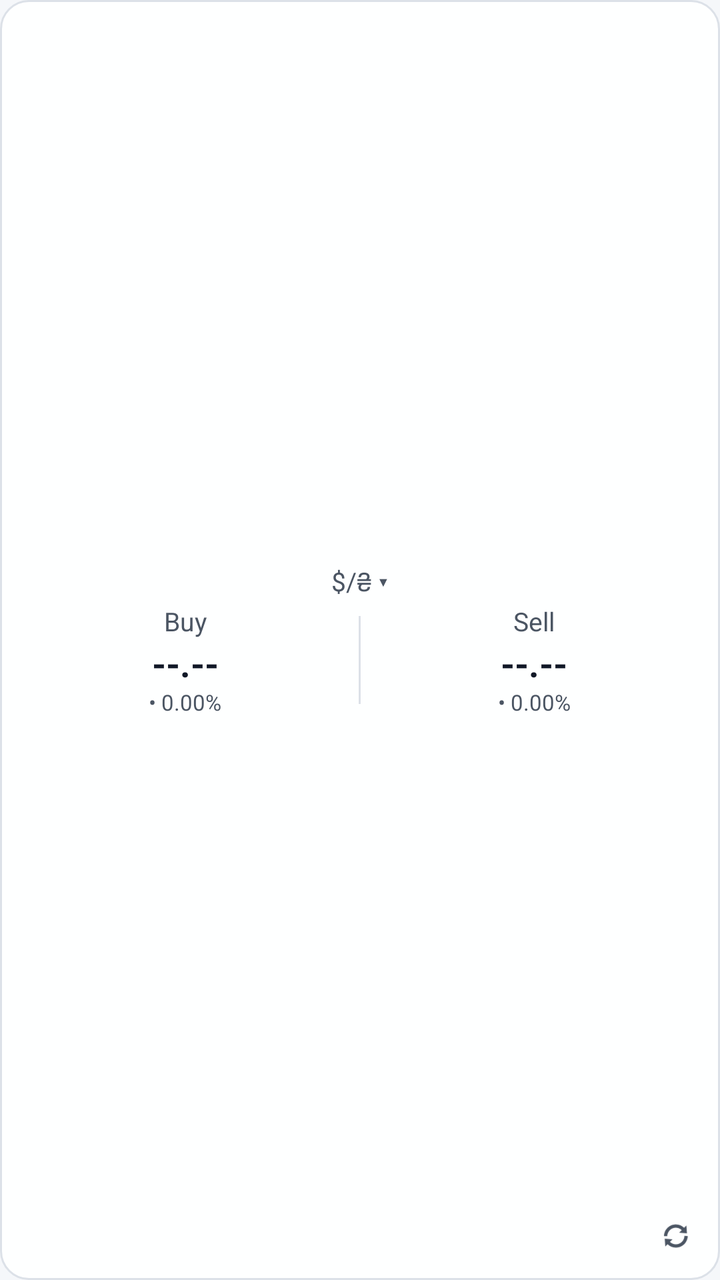
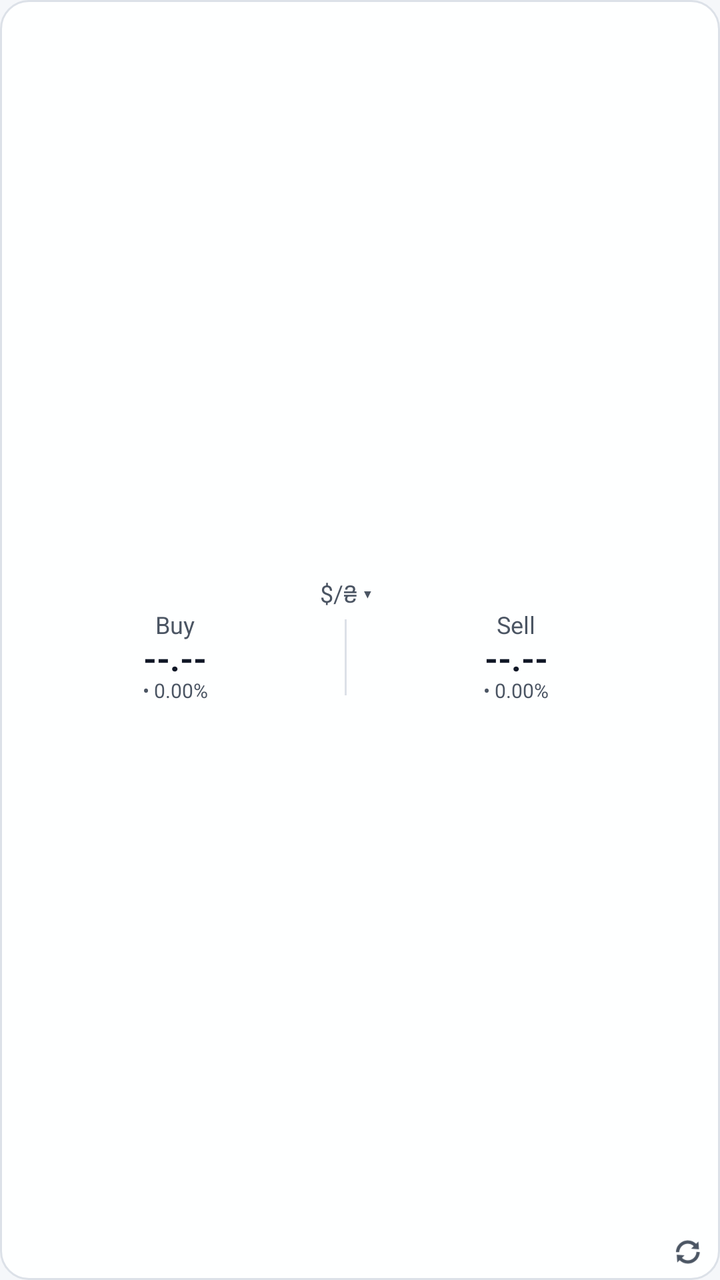

An Android layout rendered at two revisions. The XML below is the earlier revision; the diff shows what the commit changed to produce the second picture.
<!-- AndroidManifest.xml: application theme Theme.CurrencyRates24 -->
<!-- res/layout/widget_numbers.xml -->
<?xml version="1.0" encoding="utf-8"?>
<FrameLayout xmlns:android="http://schemas.android.com/apk/res/android"
    android:id="@+id/widgetRoot"
    android:layout_width="match_parent"
    android:layout_height="match_parent"
    android:background="@drawable/widget_background"
    android:padding="10dp">

    
    <LinearLayout
        android:id="@+id/llWideNumbers"
        android:layout_width="match_parent"
        android:layout_height="match_parent"
        android:gravity="center"
        android:orientation="vertical"
        android:visibility="gone">

        <TextView
            android:id="@+id/tvWideTitle"
            android:layout_width="wrap_content"
            android:layout_height="wrap_content"
            android:layout_marginBottom="1dp"
            android:paddingHorizontal="8dp"
            android:paddingVertical="1dp"
            android:text="$/₴ ▾"
            android:textColor="@color/text_secondary"
            android:textSize="14sp" />

        <LinearLayout
            android:layout_width="match_parent"
            android:layout_height="wrap_content"
            android:baselineAligned="false"
            android:gravity="center_vertical"
            android:orientation="horizontal">

            
            <LinearLayout
                android:layout_width="0dp"
                android:layout_height="wrap_content"
                android:layout_weight="1"
                android:gravity="center"
                android:orientation="vertical">

                <LinearLayout
                    android:layout_width="wrap_content"
                    android:layout_height="wrap_content"
                    android:gravity="center_vertical"
                    android:orientation="horizontal">

                    <TextView
                        android:layout_width="wrap_content"
                        android:layout_height="wrap_content"
                        android:layout_marginEnd="6dp"
                        android:text="@string/widget_buy"
                        android:textColor="@color/text_secondary"
                        android:textSize="22sp" />

                    <TextView
                        android:id="@+id/tvWideBuyVal"
                        android:layout_width="wrap_content"
                        android:layout_height="wrap_content"
                        android:text="--.--"
                        android:textColor="@color/widget_text"
                        android:textSize="24sp"
                        android:textStyle="bold" />
                </LinearLayout>

                <TextView
                    android:id="@+id/tvWideBuyDiff"
                    android:layout_width="wrap_content"
                    android:layout_height="wrap_content"
                    android:layout_marginTop="2dp"
                    android:text="• 0.00 (0.00%)"
                    android:textColor="@color/text_secondary"
                    android:textSize="13sp" />
            </LinearLayout>

            
            <ImageView
                android:layout_width="1dp"
                android:layout_height="44dp"
                android:layout_marginHorizontal="6dp"
                android:background="@color/card_stroke"
                android:contentDescription="@null" />

            
            <LinearLayout
                android:layout_width="0dp"
                android:layout_height="wrap_content"
                android:layout_weight="1"
                android:gravity="center"
                android:orientation="vertical">

                <LinearLayout
                    android:layout_width="wrap_content"
                    android:layout_height="wrap_content"
                    android:gravity="center_vertical"
                    android:orientation="horizontal">

                    <TextView
                        android:layout_width="wrap_content"
                        android:layout_height="wrap_content"
                        android:layout_marginEnd="6dp"
                        android:text="@string/widget_sell"
                        android:textColor="@color/text_secondary"
                        android:textSize="22sp" />

                    <TextView
                        android:id="@+id/tvWideSellVal"
                        android:layout_width="wrap_content"
                        android:layout_height="wrap_content"
                        android:text="--.--"
                        android:textColor="@color/widget_text"
                        android:textSize="24sp"
                        android:textStyle="bold" />
                </LinearLayout>

                <TextView
                    android:id="@+id/tvWideSellDiff"
                    android:layout_width="wrap_content"
                    android:layout_height="wrap_content"
                    android:layout_marginTop="2dp"
                    android:text="• 0.00 (0.00%)"
                    android:textColor="@color/text_secondary"
                    android:textSize="13sp" />
            </LinearLayout>
        </LinearLayout>
    </LinearLayout>

    
    <LinearLayout
        android:id="@+id/llStackedNumbers"
        android:layout_width="match_parent"
        android:layout_height="match_parent"
        android:gravity="center"
        android:orientation="vertical">

        <TextView
            android:id="@+id/tvStackedTitle"
            android:layout_width="wrap_content"
            android:layout_height="wrap_content"
            android:layout_marginBottom="2dp"
            android:paddingHorizontal="6dp"
            android:text="$/₴ ▾"
            android:textColor="@color/text_secondary"
            android:textSize="13sp" />

        <LinearLayout
            android:layout_width="match_parent"
            android:layout_height="wrap_content"
            android:baselineAligned="false"
            android:gravity="center_vertical"
            android:orientation="horizontal">

            
            <LinearLayout
                android:layout_width="0dp"
                android:layout_height="wrap_content"
                android:layout_weight="1"
                android:gravity="center"
                android:orientation="vertical">

                <TextView
                    android:id="@+id/tvStackedBuyLabel"
                    android:layout_width="wrap_content"
                    android:layout_height="wrap_content"
                    android:text="@string/widget_buy"
                    android:textColor="@color/text_secondary"
                    android:textSize="13sp" />

                <TextView
                    android:id="@+id/tvStackedBuyVal"
                    android:layout_width="wrap_content"
                    android:layout_height="wrap_content"
                    android:text="--.--"
                    android:textColor="@color/widget_text"
                    android:textSize="18sp"
                    android:textStyle="bold" />

                <TextView
                    android:id="@+id/tvStackedBuyDiff"
                    android:layout_width="wrap_content"
                    android:layout_height="wrap_content"
                    android:text="• 0.00%"
                    android:textColor="@color/text_secondary"
                    android:textSize="11sp" />
            </LinearLayout>

            
            <ImageView
                android:layout_width="1dp"
                android:layout_height="44dp"
                android:layout_marginHorizontal="4dp"
                android:background="@color/card_stroke"
                android:contentDescription="@null" />

            
            <LinearLayout
                android:layout_width="0dp"
                android:layout_height="wrap_content"
                android:layout_weight="1"
                android:gravity="center"
                android:orientation="vertical">

                <TextView
                    android:id="@+id/tvStackedSellLabel"
                    android:layout_width="wrap_content"
                    android:layout_height="wrap_content"
                    android:text="@string/widget_sell"
                    android:textColor="@color/text_secondary"
                    android:textSize="13sp" />

                <TextView
                    android:id="@+id/tvStackedSellVal"
                    android:layout_width="wrap_content"
                    android:layout_height="wrap_content"
                    android:text="--.--"
                    android:textColor="@color/widget_text"
                    android:textSize="18sp"
                    android:textStyle="bold" />

                <TextView
                    android:id="@+id/tvStackedSellDiff"
                    android:layout_width="wrap_content"
                    android:layout_height="wrap_content"
                    android:text="• 0.00%"
                    android:textColor="@color/text_secondary"
                    android:textSize="11sp" />
            </LinearLayout>
        </LinearLayout>
    </LinearLayout>

    
    <ImageButton
        android:id="@+id/btnWidgetRefresh"
        android:layout_width="24dp"
        android:layout_height="24dp"
        android:layout_gravity="bottom|end"
        android:background="@android:color/transparent"
        android:contentDescription="@string/cd_refresh_rates"
        android:padding="4dp"
        android:scaleType="fitCenter"
        android:src="@android:drawable/ic_popup_sync"
        android:tint="@color/text_secondary" />

</FrameLayout>
<!-- resources referenced by this layout -->
<resources>
  <color name="card_stroke">#DCE1E8</color>
  <color name="text_secondary">#4B5563</color>
  <color name="widget_text">#111827</color>
  <!-- drawable widget_background (drawable) -->
  <?xml version="1.0" encoding="utf-8"?>
  <shape xmlns:android="http://schemas.android.com/apk/res/android"
      android:shape="rectangle">
      <solid android:color="@color/widget_bg" />
      <corners android:radius="14dp" />
      <stroke
          android:width="1dp"
          android:color="@color/card_stroke" />
  </shape>
  <string name="cd_refresh_rates">Refresh rates</string>
  <string name="widget_buy">Buy</string>
  <string name="widget_sell">Sell</string>
  <style name="Theme.CurrencyRates24" parent="Theme.Material3.DayNight.NoActionBar">
          <item name="android:windowBackground">@color/bg_screen</item>
          <item name="android:colorBackground">@color/bg_screen</item>
          <item name="android:statusBarColor">@color/topbar_bg</item>
          <item name="android:navigationBarColor">@color/bg_screen</item>
      </style>
  <color name="widget_bg">#F2FFFFFF</color>
  <color name="bg_screen">#F5F7FA</color>
  <color name="topbar_bg">#111827</color>
</resources>

<!-- the commit's change to res/layout/widget_numbers.xml (unified diff, before → after) -->
@@ -4,7 +4,8 @@
     android:layout_width="match_parent"
     android:layout_height="match_parent"
     android:background="@drawable/widget_background"
-    android:padding="10dp">
+    android:paddingHorizontal="6dp"
+    android:paddingVertical="4dp">
 
     
     <LinearLayout
@@ -19,12 +20,10 @@
             android:id="@+id/tvWideTitle"
             android:layout_width="wrap_content"
             android:layout_height="wrap_content"
-            android:layout_marginBottom="1dp"
-            android:paddingHorizontal="8dp"
-            android:paddingVertical="1dp"
+            android:paddingHorizontal="6dp"
             android:text="$/₴ ▾"
             android:textColor="@color/text_secondary"
-            android:textSize="14sp" />
+            android:textSize="13sp" />
 
         <LinearLayout
             android:layout_width="match_parent"
@@ -53,7 +52,7 @@
                         android:layout_marginEnd="6dp"
                         android:text="@string/widget_buy"
                         android:textColor="@color/text_secondary"
-                        android:textSize="22sp" />
+                        android:textSize="20sp" />
 
                     <TextView
                         android:id="@+id/tvWideBuyVal"
@@ -61,7 +60,7 @@
                         android:layout_height="wrap_content"
                         android:text="--.--"
                         android:textColor="@color/widget_text"
-                        android:textSize="24sp"
+                        android:textSize="22sp"
                         android:textStyle="bold" />
                 </LinearLayout>
 
@@ -69,17 +68,17 @@
                     android:id="@+id/tvWideBuyDiff"
                     android:layout_width="wrap_content"
                     android:layout_height="wrap_content"
-                    android:layout_marginTop="2dp"
+                    android:layout_marginTop="1dp"
                     android:text="• 0.00 (0.00%)"
                     android:textColor="@color/text_secondary"
-                    android:textSize="13sp" />
+                    android:textSize="12sp" />
             </LinearLayout>
 
             
             <ImageView
                 android:layout_width="1dp"
-                android:layout_height="44dp"
-                android:layout_marginHorizontal="6dp"
+                android:layout_height="40dp"
+                android:layout_marginHorizontal="4dp"
                 android:background="@color/card_stroke"
                 android:contentDescription="@null" />
 
@@ -103,7 +102,7 @@
                         android:layout_marginEnd="6dp"
                         android:text="@string/widget_sell"
                         android:textColor="@color/text_secondary"
-                        android:textSize="22sp" />
+                        android:textSize="20sp" />
 
                     <TextView
                         android:id="@+id/tvWideSellVal"
@@ -111,7 +110,7 @@
                         android:layout_height="wrap_content"
                         android:text="--.--"
                         android:textColor="@color/widget_text"
-                        android:textSize="24sp"
+                        android:textSize="22sp"
                         android:textStyle="bold" />
                 </LinearLayout>
 
@@ -119,10 +118,10 @@
                     android:id="@+id/tvWideSellDiff"
                     android:layout_width="wrap_content"
                     android:layout_height="wrap_content"
-                    android:layout_marginTop="2dp"
+                    android:layout_marginTop="1dp"
                     android:text="• 0.00 (0.00%)"
                     android:textColor="@color/text_secondary"
-                    android:textSize="13sp" />
+                    android:textSize="12sp" />
             </LinearLayout>
         </LinearLayout>
     </LinearLayout>
@@ -133,21 +132,23 @@
         android:layout_width="match_parent"
         android:layout_height="match_parent"
         android:gravity="center"
-        android:orientation="vertical">
+        android:orientation="vertical"
+        android:paddingEnd="14dp">
 
         <TextView
             android:id="@+id/tvStackedTitle"
             android:layout_width="wrap_content"
             android:layout_height="wrap_content"
-            android:layout_marginBottom="2dp"
-            android:paddingHorizontal="6dp"
+            android:includeFontPadding="false"
+            android:paddingHorizontal="4dp"
             android:text="$/₴ ▾"
             android:textColor="@color/text_secondary"
-            android:textSize="13sp" />
+            android:textSize="12sp" />
 
         <LinearLayout
             android:layout_width="match_parent"
             android:layout_height="wrap_content"
+            android:layout_marginTop="1dp"
             android:baselineAligned="false"
             android:gravity="center_vertical"
             android:orientation="horizontal">
@@ -164,33 +165,37 @@
                     android:id="@+id/tvStackedBuyLabel"
                     android:layout_width="wrap_content"
                     android:layout_height="wrap_content"
+                    android:includeFontPadding="false"
                     android:text="@string/widget_buy"
                     android:textColor="@color/text_secondary"
-                    android:textSize="13sp" />
+                    android:textSize="12sp" />
 
                 <TextView
                     android:id="@+id/tvStackedBuyVal"
                     android:layout_width="wrap_content"
                     android:layout_height="wrap_content"
+                    android:includeFontPadding="false"
                     android:text="--.--"
                     android:textColor="@color/widget_text"
-                    android:textSize="18sp"
+                    android:textSize="17sp"
                     android:textStyle="bold" />
 
                 <TextView
                     android:id="@+id/tvStackedBuyDiff"
                     android:layout_width="wrap_content"
                     android:layout_height="wrap_content"
+                    android:includeFontPadding="false"
+                    android:maxLines="1"
                     android:text="• 0.00%"
                     android:textColor="@color/text_secondary"
-                    android:textSize="11sp" />
+                    android:textSize="10sp" />
             </LinearLayout>
 
             
             <ImageView
                 android:layout_width="1dp"
-                android:layout_height="44dp"
-                android:layout_marginHorizontal="4dp"
+                android:layout_height="38dp"
+                android:layout_marginHorizontal="3dp"
                 android:background="@color/card_stroke"
                 android:contentDescription="@null" />
 
@@ -206,26 +211,30 @@
                     android:id="@+id/tvStackedSellLabel"
                     android:layout_width="wrap_content"
                     android:layout_height="wrap_content"
+                    android:includeFontPadding="false"
                     android:text="@string/widget_sell"
                     android:textColor="@color/text_secondary"
-                    android:textSize="13sp" />
+                    android:textSize="12sp" />
 
                 <TextView
                     android:id="@+id/tvStackedSellVal"
                     android:layout_width="wrap_content"
                     android:layout_height="wrap_content"
+                    android:includeFontPadding="false"
                     android:text="--.--"
                     android:textColor="@color/widget_text"
-                    android:textSize="18sp"
+                    android:textSize="17sp"
                     android:textStyle="bold" />
 
                 <TextView
                     android:id="@+id/tvStackedSellDiff"
                     android:layout_width="wrap_content"
                     android:layout_height="wrap_content"
+                    android:includeFontPadding="false"
+                    android:maxLines="1"
                     android:text="• 0.00%"
                     android:textColor="@color/text_secondary"
-                    android:textSize="11sp" />
+                    android:textSize="10sp" />
             </LinearLayout>
         </LinearLayout>
     </LinearLayout>
@@ -233,12 +242,12 @@
     
     <ImageButton
         android:id="@+id/btnWidgetRefresh"
-        android:layout_width="24dp"
-        android:layout_height="24dp"
+        android:layout_width="20dp"
+        android:layout_height="20dp"
         android:layout_gravity="bottom|end"
         android:background="@android:color/transparent"
         android:contentDescription="@string/cd_refresh_rates"
-        android:padding="4dp"
+        android:padding="2dp"
         android:scaleType="fitCenter"
         android:src="@android:drawable/ic_popup_sync"
         android:tint="@color/text_secondary" />
